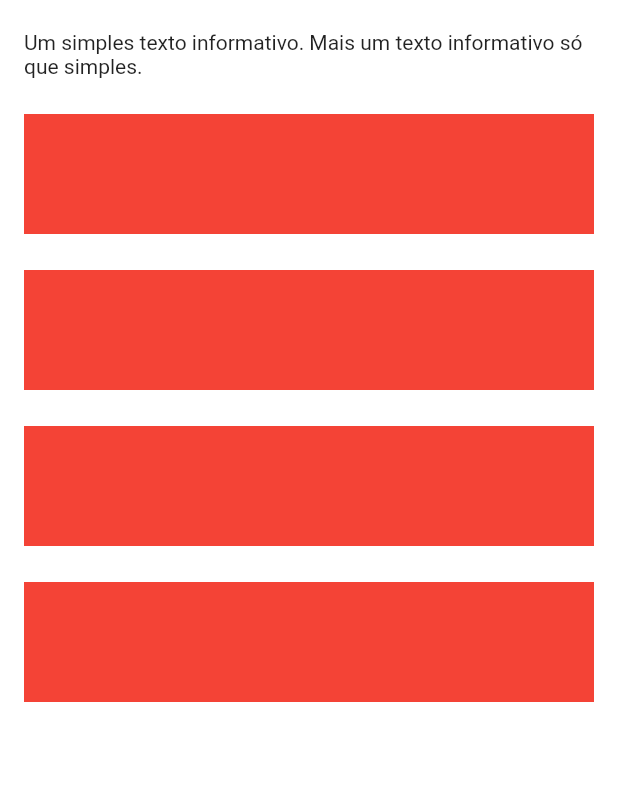
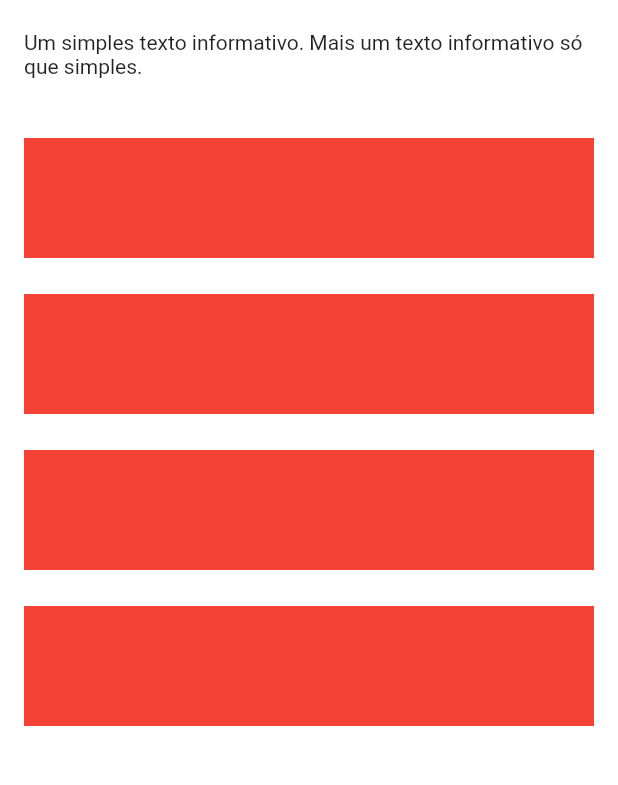
Before and after one commit to Diozefe/mobclinic, a Flutter app: the screen it shows after launch, after a tap on the "list" icon, on a phone screen of 412 x 824 dp, the part 129-914 px from its top. Run offline on Flutter 3.47's test engine with Material 2 defaults, Android fonts, the phone set to English and light mode, and no system bars; our stand-ins replace flutter_svg.

Commit message:
coreção de espaço em bodylist.

```diff
--- a/lib/components/dashboard/bodylist.dart
+++ b/lib/components/dashboard/bodylist.dart
@@ -12,7 +12,7 @@ class BodyList extends StatelessWidget {
           children: [
             Container(
               child: Padding(
-                padding: const EdgeInsets.only(top: 24),
+                padding: const EdgeInsets.only(top: 40),
                 child: Row(
                   mainAxisAlignment: MainAxisAlignment.spaceBetween,
                   children: [
```
